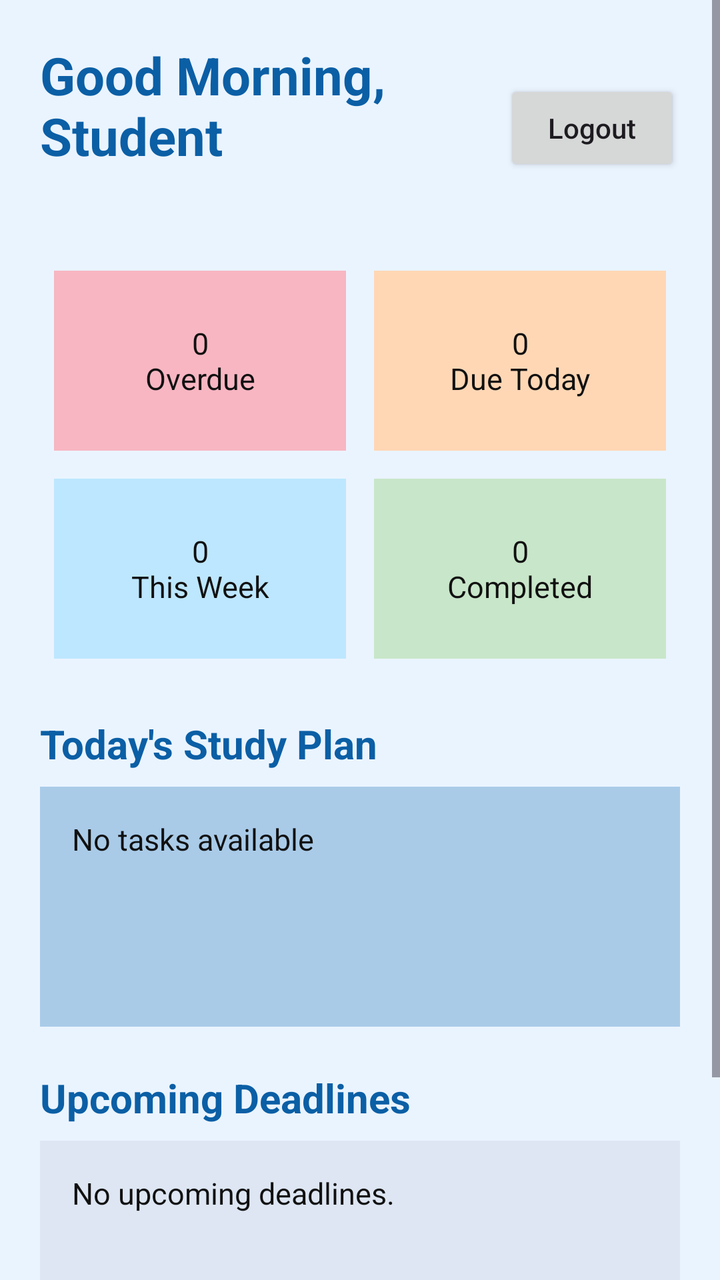
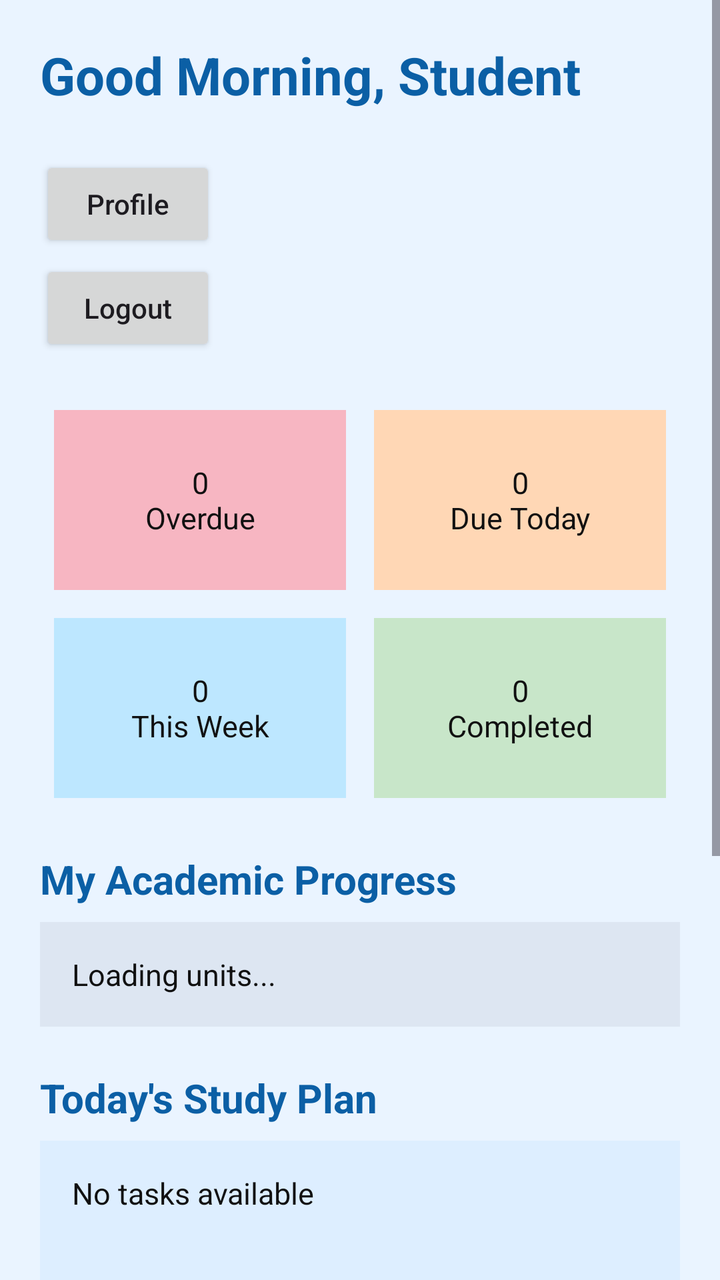

Screens rendered from an Android XML layout before and after an edit, with the pre-edit source and the edit as a unified diff.
<!-- AndroidManifest.xml: application theme Theme.SmartAcademia -->
<!-- res/layout/fragment_dashboard.xml -->
<?xml version="1.0" encoding="utf-8"?>
<ScrollView xmlns:android="http://schemas.android.com/apk/res/android"
    android:layout_width="match_parent"
    android:layout_height="match_parent"
    android:background="#EAF4FF"
    android:fillViewport="true">

    <LinearLayout
        android:layout_width="match_parent"
        android:layout_height="wrap_content"
        android:orientation="vertical"
        android:padding="20dp">

        <LinearLayout
            android:layout_width="match_parent"
            android:layout_height="wrap_content"
            android:gravity="center_vertical"
            android:orientation="horizontal">

            <LinearLayout
                android:layout_width="0dp"
                android:layout_height="wrap_content"
                android:layout_weight="1"
                android:orientation="vertical">

                <TextView
                    android:id="@+id/greetingTextView"
                    android:layout_width="wrap_content"
                    android:layout_height="wrap_content"
                    android:text="@string/good_morning_student"
                    android:textColor="#0B5FA5"
                    android:textSize="26sp"
                    android:textStyle="bold" />

                <TextView
                    android:id="@+id/dateTimeTextView"
                    android:layout_width="wrap_content"
                    android:layout_height="wrap_content"
                    android:layout_marginTop="4dp"
                    android:textColor="#0B5FA5"
                    android:textSize="14sp" />
            </LinearLayout>

            <Button
                android:id="@+id/logoutButton"
                android:layout_width="wrap_content"
                android:layout_height="wrap_content"
                android:text="@string/logout_button"
                android:textAllCaps="false" />
        </LinearLayout>

        <GridLayout
            android:layout_width="match_parent"
            android:layout_height="wrap_content"
            android:layout_marginTop="20dp"
            android:columnCount="2">

            <TextView
                android:id="@+id/overdueCardTextView"
                android:layout_width="0dp"
                android:layout_height="90dp"
                android:layout_columnWeight="1"
                android:layout_margin="7dp"
                android:background="#F7B6C2"
                android:gravity="center"
                android:text="@string/default_overdue_card"
                android:textColor="#111111"
                android:textSize="15sp" />

            <TextView
                android:id="@+id/dueTodayCardTextView"
                android:layout_width="0dp"
                android:layout_height="90dp"
                android:layout_columnWeight="1"
                android:layout_margin="7dp"
                android:background="#FFD7B5"
                android:gravity="center"
                android:text="@string/default_due_today_card"
                android:textColor="#111111"
                android:textSize="15sp" />

            <TextView
                android:id="@+id/thisWeekCardTextView"
                android:layout_width="0dp"
                android:layout_height="90dp"
                android:layout_columnWeight="1"
                android:layout_margin="7dp"
                android:background="#BDE7FF"
                android:gravity="center"
                android:text="@string/default_this_week_card"
                android:textColor="#111111"
                android:textSize="15sp" />

            <TextView
                android:id="@+id/completedCardTextView"
                android:layout_width="0dp"
                android:layout_height="90dp"
                android:layout_columnWeight="1"
                android:layout_margin="7dp"
                android:background="#C8E6C9"
                android:gravity="center"
                android:text="@string/default_completed_card"
                android:textColor="#111111"
                android:textSize="15sp" />
        </GridLayout>

        <TextView
            android:layout_width="match_parent"
            android:layout_height="wrap_content"
            android:layout_marginTop="22dp"
            android:text="@string/todays_study_plan"
            android:textColor="#0B5FA5"
            android:textSize="20sp"
            android:textStyle="bold" />

        <TextView
            android:id="@+id/studyPlanTextView"
            android:layout_width="match_parent"
            android:layout_height="wrap_content"
            android:layout_marginTop="8dp"
            android:background="#A9CBE8"
            android:minHeight="120dp"
            android:padding="16dp"
            android:text="@string/no_tasks"
            android:textColor="#111111"
            android:textSize="15sp" />

        <TextView
            android:layout_width="match_parent"
            android:layout_height="wrap_content"
            android:layout_marginTop="22dp"
            android:text="@string/upcoming_deadlines"
            android:textColor="#0B5FA5"
            android:textSize="20sp"
            android:textStyle="bold" />

        <TextView
            android:id="@+id/upcomingDeadlinesTextView"
            android:layout_width="match_parent"
            android:layout_height="wrap_content"
            android:layout_marginTop="8dp"
            android:background="#DDE6F2"
            android:minHeight="100dp"
            android:padding="16dp"
            android:text="@string/no_upcoming_deadlines"
            android:textColor="#111111"
            android:textSize="15sp" />

        <Button
            android:id="@+id/enableAutoReminderButton"
            android:layout_width="match_parent"
            android:layout_height="52dp"
            android:layout_marginTop="18dp"
            android:text="@string/enable_four_hour_reminders"
            android:textAllCaps="false" />

    </LinearLayout>
</ScrollView>
<!-- resources referenced by this layout -->
<resources>
  <string name="default_completed_card">0\nCompleted</string>
  <string name="default_due_today_card">0\nDue Today</string>
  <string name="default_overdue_card">0\nOverdue</string>
  <string name="default_this_week_card">0\nThis Week</string>
  <string name="enable_four_hour_reminders">Enable 4-Hour Reminders</string>
  <string name="good_morning_student">Good Morning, Student</string>
  <string name="logout_button">Logout</string>
  <string name="no_tasks">No tasks available</string>
  <string name="no_upcoming_deadlines">No upcoming deadlines.</string>
  <string name="todays_study_plan">Today\'s Study Plan</string>
  <string name="upcoming_deadlines">Upcoming Deadlines</string>
  <style name="Theme.SmartAcademia" parent="Base.Theme.SmartAcademia" />
  <style name="Base.Theme.SmartAcademia" parent="Theme.Material3.DayNight.NoActionBar">
          
          
      </style>
</resources>

<!-- the commit's change to res/layout/fragment_dashboard.xml (unified diff, before → after) -->
@@ -40,14 +40,28 @@
                     android:textColor="#0B5FA5"
                     android:textSize="14sp" />
             </LinearLayout>
+        </LinearLayout>
 
-            <Button
-                android:id="@+id/logoutButton"
+            <LinearLayout
                 android:layout_width="wrap_content"
                 android:layout_height="wrap_content"
-                android:text="@string/logout_button"
-                android:textAllCaps="false" />
-        </LinearLayout>
+                android:orientation="vertical">
+
+                <Button
+                    android:id="@+id/profileButton"
+                    android:layout_width="wrap_content"
+                    android:layout_height="wrap_content"
+                    android:text="Profile"
+                    android:textAllCaps="false"/>
+
+                <Button
+                    android:id="@+id/logoutButton"
+                    android:layout_width="wrap_content"
+                    android:layout_height="wrap_content"
+                    android:layout_marginTop="4dp"
+                    android:text="Logout"
+                    android:textAllCaps="false"/>
+            </LinearLayout>
 
         <GridLayout
             android:layout_width="match_parent"
@@ -107,6 +121,26 @@
         <TextView
             android:layout_width="match_parent"
             android:layout_height="wrap_content"
+            android:layout_marginTop="20dp"
+            android:text="My Academic Progress"
+            android:textColor="#0B5FA5"
+            android:textSize="20sp"
+            android:textStyle="bold" />
+
+        <TextView
+            android:id="@+id/unitSummaryTextView"
+            android:layout_width="match_parent"
+            android:layout_height="wrap_content"
+            android:layout_marginTop="8dp"
+            android:background="#DDE6F2"
+            android:padding="16dp"
+            android:text="Loading units..."
+            android:textColor="#111111"
+            android:textSize="15sp" />
+
+        <TextView
+            android:layout_width="match_parent"
+            android:layout_height="wrap_content"
             android:layout_marginTop="22dp"
             android:text="@string/todays_study_plan"
             android:textColor="#0B5FA5"
@@ -118,8 +152,8 @@
             android:layout_width="match_parent"
             android:layout_height="wrap_content"
             android:layout_marginTop="8dp"
-            android:background="#A9CBE8"
-            android:minHeight="120dp"
+            android:background="#DDEEFF"
+            android:minHeight="140dp"
             android:padding="16dp"
             android:text="@string/no_tasks"
             android:textColor="#111111"
<!-- resource entries referenced after the edit -->
@@ -6,7 +6,6 @@
   <string name="default_this_week_card">0\nThis Week</string>
   <string name="enable_four_hour_reminders">Enable 4-Hour Reminders</string>
   <string name="good_morning_student">Good Morning, Student</string>
-  <string name="logout_button">Logout</string>
   <string name="no_tasks">No tasks available</string>
   <string name="no_upcoming_deadlines">No upcoming deadlines.</string>
   <string name="todays_study_plan">Today\'s Study Plan</string>
